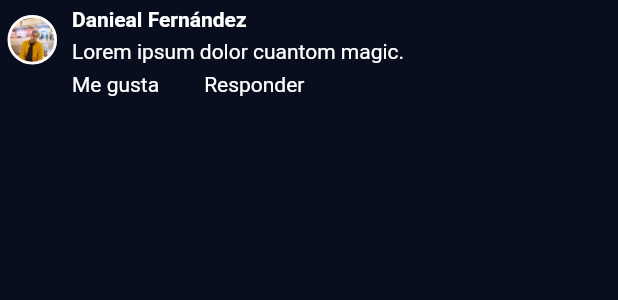
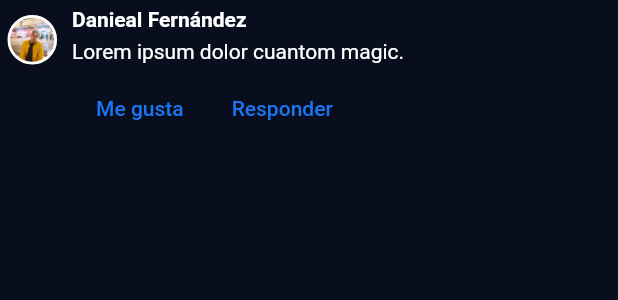
Before and after one commit to doneber/fb-design-in-flutter, a Flutter app: the Commend widget shown alone on an empty page, opened directly, on a phone screen of 412 x 824 dp. Shown: the top 300 px of the screen. Run offline on Flutter 3.47's test engine with Material 2 defaults, Android fonts, the phone set to English and light mode, and no system bars.

Commit message:
Update commend widget actions

```diff
--- a/lib/screens/Home/components/Commend.dart
+++ b/lib/screens/Home/components/Commend.dart
@@ -32,9 +32,20 @@ class Commend extends StatelessWidget {
                   SizedBox(height: 6),
                   Row(
                     children: [
-                      Text('Me gusta'),
-                      SizedBox(width: 30),
-                      Text('Responder'),
+                      OutlinedButton(
+                        onPressed: () {},
+                        child: Text('Me gusta'),
+                        style: OutlinedButton.styleFrom(
+                          primary: Color(0xff1977F3),
+                        ),
+                      ),
+                      OutlinedButton(
+                        onPressed: () {},
+                        child: Text('Responder'),
+                        style: OutlinedButton.styleFrom(
+                          primary: Color(0xff1977F3),
+                        ),
+                      ),
                     ],
                   )
                 ],
```
